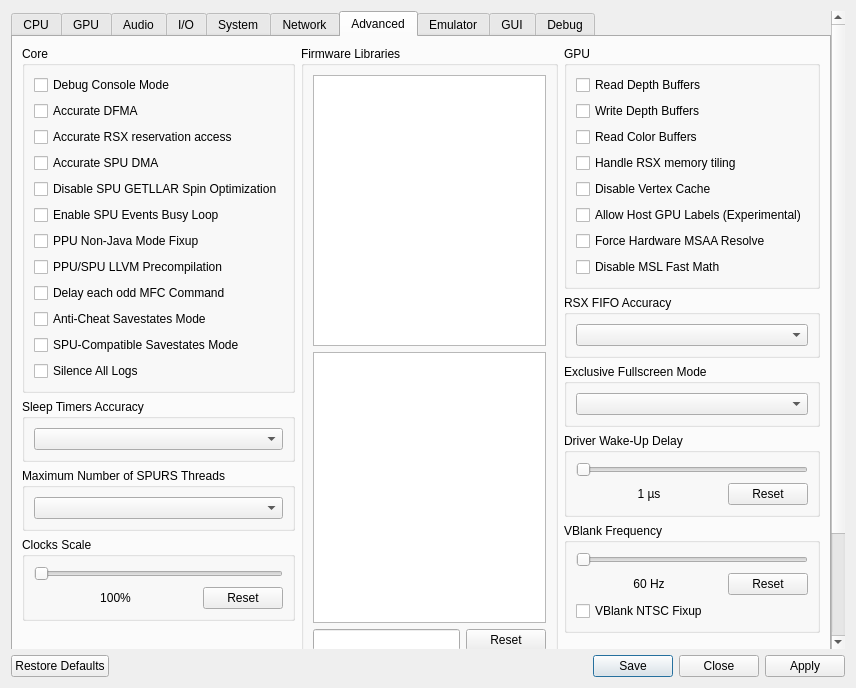
Above: rpcs3/rpcs3qt/settings_dialog.ui from RPCS3/rpcs3 before the change. Below: the same form after it.
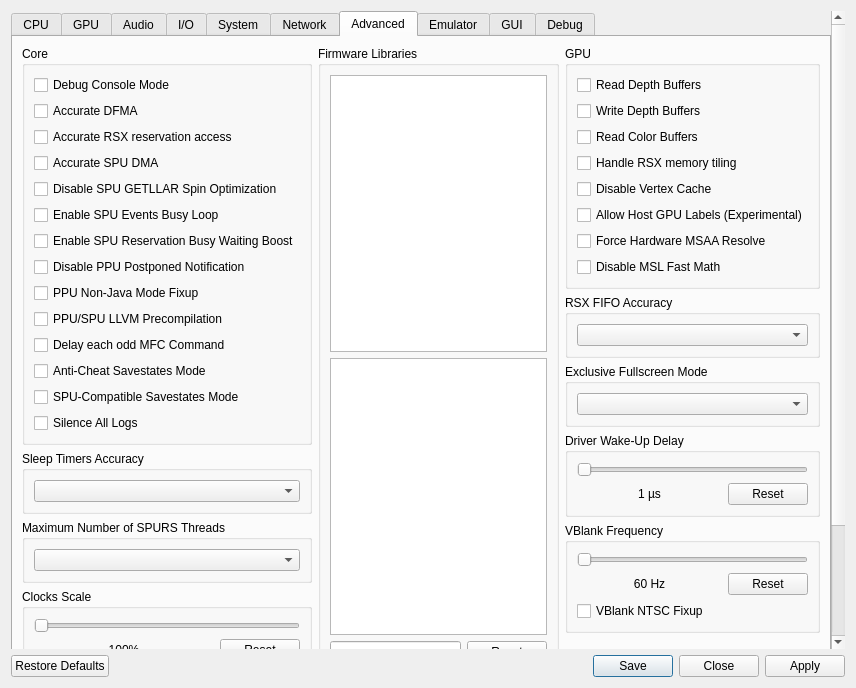
That is the form after the change. The open tabs and pages were chosen to show the change. Icons and pictures are not drawn.

```diff
--- a/rpcs3/rpcs3qt/settings_dialog.ui
+++ b/rpcs3/rpcs3qt/settings_dialog.ui
@@ -2436,6 +2436,20 @@
                  </property>
                 </widget>
                </item>
+               <item>
+                <widget class="QCheckBox" name="enableSPUReservationBusyWaitingBoost">
+                 <property name="text">
+                  <string>Enable SPU Reservation Busy Waiting Boost</string>
+                 </property>
+                </widget>
+               </item>
+               <item>
+                <widget class="QCheckBox" name="disablePPUPostponedNotification">
+                 <property name="text">
+                  <string>Disable PPU Postponed Notification</string>
+                 </property>
+                </widget>
+               </item>
                <item>
                 <widget class="QCheckBox" name="ppuNJFixup">
                  <property name="text">
```
